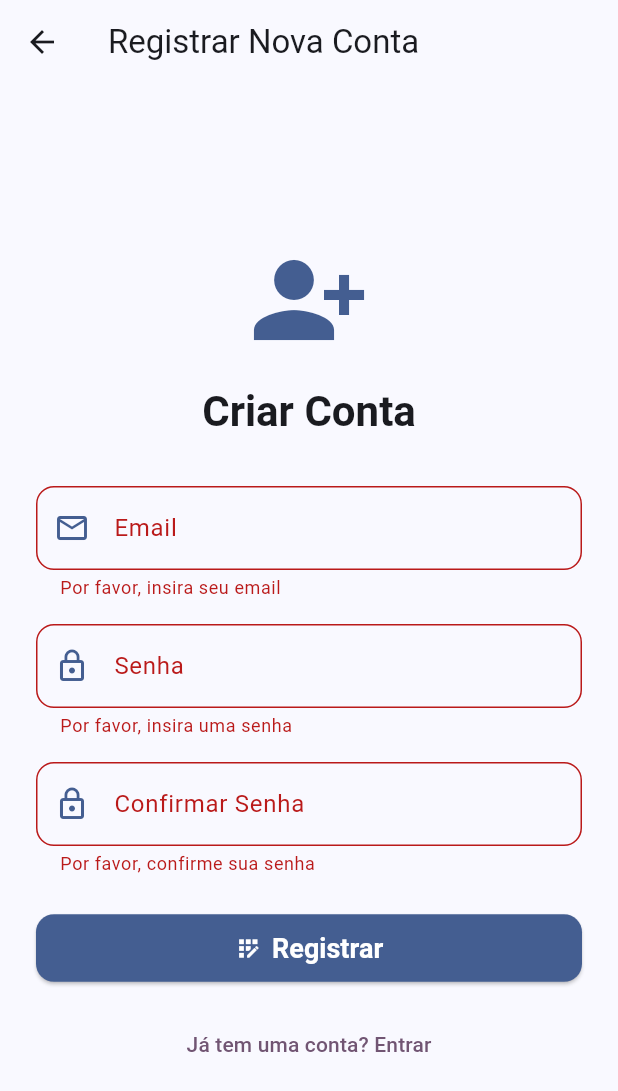
After one commit to luisfelipealves/recipe_bot, a Flutter app: the RegisterScreen screen opened directly, after a tap on "Registrar", on a phone screen of 412 x 824 dp. The commit adds this screen. Shown: the top 1091 px of the screen. Run offline on Flutter 3.47's test engine with Material 3 defaults, Android fonts, the phone set to English and light mode, and no system bars; our stand-ins replace firebase_auth, firebase_core, google_sign_in; accounts and stored records are empty.

Commit message:
registering new user using email/password

```diff
--- a/lib/screens/login_screen.dart
+++ b/lib/screens/login_screen.dart
@@ -1,6 +1,7 @@
 import 'package:flutter/material.dart';
 import 'package:firebase_auth/firebase_auth.dart';
 import 'package:logging/logging.dart'; // Import logging
+import 'package:recipe_bot/screens/register_screen.dart';
 import '../services/auth_service.dart';
 import 'home_screen.dart';
 
@@ -115,14 +116,10 @@ class _LoginScreenState extends State<LoginScreen> {
   }
 
   void _navigateToRegisterScreen() {
-    // Navigator.of(context).push(
-    //   MaterialPageRoute(builder: (context) => const RegisterScreen()),
-    // );
-    _log.info('Navigate to Register Screen (TODO) button pressed.');
-    ScaffoldMessenger.of(context).showSnackBar(
-      const SnackBar(content: Text('Navegar para tela de Registro (TODO)')),
-    );
-  }
+    _log.info('Navigating to Register Screen.');
+    Navigator.of(context).push(
+      MaterialPageRoute(builder: (context) => const RegisterScreen()),
+    );  }
 
   @override
   Widget build(BuildContext context) {
@@ -222,8 +219,7 @@ class _LoginScreenState extends State<LoginScreen> {
                       onPressed: () {
                         setState(() {
                           _isPasswordVisible = !_isPasswordVisible;
-                          _log.info(
-                              'Password visibility toggled to: $_isPasswordVisible');
+                          _log.info('Password visibility toggled to: $_isPasswordVisible');
                         });
                       },
                     ),
--- /dev/null
+++ b/lib/screens/register_screen.dart
@@ -0,0 +1,247 @@
+import 'package:flutter/material.dart';
+import 'package:firebase_auth/firebase_auth.dart'; // Para FirebaseAuthException
+import 'package:logging/logging.dart';
+
+import '../services/auth_service.dart';
+import 'home_screen.dart'; // Para Logging
+
+class RegisterScreen extends StatefulWidget {
+  const RegisterScreen({super.key});
+
+  @override
+  State<RegisterScreen> createState() => _RegisterScreenState();
+}
+
+class _RegisterScreenState extends State<RegisterScreen> {
+  final Logger _log = Logger('RegisterScreen');
+  final AuthService _authService = AuthService(); // <-- DESCOMENTE ESTA LINHA
+
+  // final AuthService _authService = AuthService(); // Descomente quando tiver o serviço
+  final _formKey = GlobalKey<FormState>();
+
+  String _email = '';
+  String _password = '';
+  bool _isLoading = false;
+  String? _errorMessage;
+
+  final TextEditingController _emailController = TextEditingController();
+  final TextEditingController _passwordController = TextEditingController();
+  final TextEditingController _confirmPasswordController = TextEditingController();
+
+  @override
+  void dispose() {
+    _emailController.dispose();
+    _passwordController.dispose();
+    _confirmPasswordController.dispose();
+    super.dispose();
+  }
+
+  // Método para navegar para HomeScreen ou LoginScreen após registro
+  void _navigateToNextScreen() {
+    Navigator.of(context).pushReplacement(
+    MaterialPageRoute(builder: (context) => const HomeScreen()),);
+  }
+
+  Future<void> _registerWithEmailAndPassword() async {
+    if (_formKey.currentState!.validate()) {
+      _formKey.currentState!.save();
+      setState(() {
+        _isLoading = true;
+        _errorMessage = null;
+      });
+      try {
+        _log.fine('Attempting to register with email: $_email');
+        await _authService.createUserWithEmailAndPassword(_email, _password);
+        _log.info('Registration successful for email: $_email, navigating.');
+        if (mounted) {
+           _navigateToNextScreen();
+         }
+      } catch (e, s) {
+        String message = "Falha ao registrar. Tente novamente.";
+        if (e is FirebaseAuthException) {
+          if (e.code == 'weak-password') {
+            message = 'A senha fornecida é muito fraca.';
+          } else if (e.code == 'email-already-in-use') {
+            message = 'Este e-mail já está em uso por outra conta.';
+          } else if (e.code == 'invalid-email') {
+            message = 'O formato do e-mail é inválido.';
+          }
+        }
+        setState(() {
+          _errorMessage = message;
+          _log.severe("Registration Error: $message", e, s);
+        });
+      } finally {
+        if (mounted) {
+          setState(() {
+            _isLoading = false;
+          });
+        }
+      }
+    }
+  }
+
+  @override
+  Widget build(BuildContext context) {
+    final theme = Theme.of(context);
+    // UI Similar à LoginScreen, mas com campos para registro
+    return Scaffold(
+      appBar: AppBar(
+        title: const Text('Registrar Nova Conta'),
+        leading: IconButton( // Botão para voltar para a tela de login
+          icon: const Icon(Icons.arrow_back),
+          onPressed: () => Navigator.of(context).pop(),
+        ),
+      ),
+      body: Center(
+        child: SingleChildScrollView(
+          padding: const EdgeInsets.all(24.0),
+          child: Form(
+            key: _formKey,
+            child: Column(
+              mainAxisAlignment: MainAxisAlignment.center,
+              crossAxisAlignment: CrossAxisAlignment.stretch,
+              children: <Widget>[
+                // Ícone e Título (similar ao Login)
+                Icon(
+                  Icons.person_add_alt_1,
+                  size: 80,
+                  color: theme.colorScheme.primary,
+                ),
+                const SizedBox(height: 16),
+                Text(
+                  'Criar Conta',
+                  textAlign: TextAlign.center,
+                  style: theme.textTheme.headlineMedium?.copyWith(
+                    color: theme.colorScheme.onSurface,
+                    fontWeight: FontWeight.bold,
+                  ),
+                ),
+                const SizedBox(height: 32),
+
+                // Campo Email
+                TextFormField(
+                  controller: _emailController,
+                  decoration: InputDecoration(
+                    labelText: 'Email',
+                    hintText: 'seuemail@exemplo.com',
+                    prefixIcon: Icon(
+                        Icons.email_outlined, color: theme.colorScheme.primary),
+                    border: OutlineInputBorder(
+                      borderRadius: BorderRadius.circular(12.0),
+                    ),
+                  ),
+                  keyboardType: TextInputType.emailAddress,
+                  validator: (value) {
+                    if (value == null || value.isEmpty) {
+                      return 'Por favor, insira seu email';
+                    }
+                    if (!RegExp(r'^[\w-\.]+@([\w-]+\.)+[\w-]{2,4}$').hasMatch(
+                        value)) {
+                      return 'Por favor, insira um email válido';
+                    }
+                    return null;
+                  },
+                  onSaved: (value) => _email = value!,
+                ),
+                const SizedBox(height: 16),
+
+                // Campo Senha
+                TextFormField(
+                  controller: _passwordController,
+                  decoration: InputDecoration(
+                    labelText: 'Senha',
+                    hintText: 'Crie uma senha',
+                    prefixIcon: Icon(
+                        Icons.lock_outline, color: theme.colorScheme.primary),
+                    border: OutlineInputBorder(
+                      borderRadius: BorderRadius.circular(12.0),
+                    ),
+                    // Adicionar suffixIcon para visibilidade da senha se desejar
+                  ),
+                  obscureText: true,
+                  // Adicionar lógica para _isPasswordVisible se necessário
+                  validator: (value) {
+                    if (value == null || value.isEmpty) {
+                      return 'Por favor, insira uma senha';
+                    }
+                    if (value.length < 6) {
+                      return 'A senha deve ter pelo menos 6 caracteres';
+                    }
+                    return null;
+                  },
+                  onSaved: (value) => _password = value!,
+                ),
+                const SizedBox(height: 16),
+
+                // Opcional: Campo Confirmar Senha
+                TextFormField(
+                  controller: _confirmPasswordController,
+                  decoration: InputDecoration(
+                    labelText: 'Confirmar Senha',
+                    hintText: 'Repita sua senha',
+                    prefixIcon: Icon(
+                        Icons.lock_outline, color: theme.colorScheme.primary),
+                    border: OutlineInputBorder(
+                      borderRadius: BorderRadius.circular(12.0),
+                    ),
+                  ),
+                  obscureText: true,
+                  validator: (value) {
+                    if (value == null || value.isEmpty) {
+                      return 'Por favor, confirme sua senha';
+                    }
+                    if (value != _passwordController.text) {
+                      return 'As senhas não coincidem';
+                    }
+                    return null;
+                  },
+                ),
+                const SizedBox(height: 24),
+
+                if (_errorMessage != null)
+                  Padding(
+                    padding: const EdgeInsets.only(bottom: 16.0),
+                    child: Text(
+                      _errorMessage!,
+                      style: TextStyle(
+                          color: theme.colorScheme.error, fontSize: 14),
+                      textAlign: TextAlign.center,
+                    ),
+                  ),
+
+                _isLoading
+                    ? Center(child: CircularProgressIndicator(
+                    color: theme.colorScheme.tertiary))
+                    : ElevatedButton.icon(
+                  icon: const Icon(Icons.app_registration),
+                  label: const Text('Registrar'),
+                  onPressed: _registerWithEmailAndPassword,
+                  style: ElevatedButton.styleFrom(
+                    backgroundColor: theme.colorScheme.primary,
+                    foregroundColor: theme.colorScheme.onPrimary,
+                    padding: const EdgeInsets.symmetric(vertical: 12),
+                    textStyle: const TextStyle(
+                        fontSize: 18, fontWeight: FontWeight.bold),
+                    shape: RoundedRectangleBorder(
+                      borderRadius: BorderRadius.circular(12.0),
+                    ),
+                  ),
+                ),
+                const SizedBox(height: 16),
+                TextButton(
+                  onPressed: _isLoading ? null : () =>
+                      Navigator.of(context).pop(), // Volta para Login
+                  child: Text(
+                    'Já tem uma conta? Entrar',
+                    style: TextStyle(color: theme.colorScheme.tertiary),
+                  ),
+                ),
+              ],
+            ),
+          ),
+        ),
+      ),
+    );
+  }
+}
--- a/lib/services/auth_service.dart
+++ b/lib/services/auth_service.dart
@@ -1,6 +1,7 @@
 import 'package:firebase_auth/firebase_auth.dart';
 import 'package:google_sign_in/google_sign_in.dart';
-import 'package:flutter/foundation.dart' show kIsWeb; // Para checagem web
+import 'package:flutter/foundation.dart' show kIsWeb;
+import 'package:logging/logging.dart'; // Para checagem web
 
 class AuthService {
   final FirebaseAuth _firebaseAuth = FirebaseAuth.instance;
```
